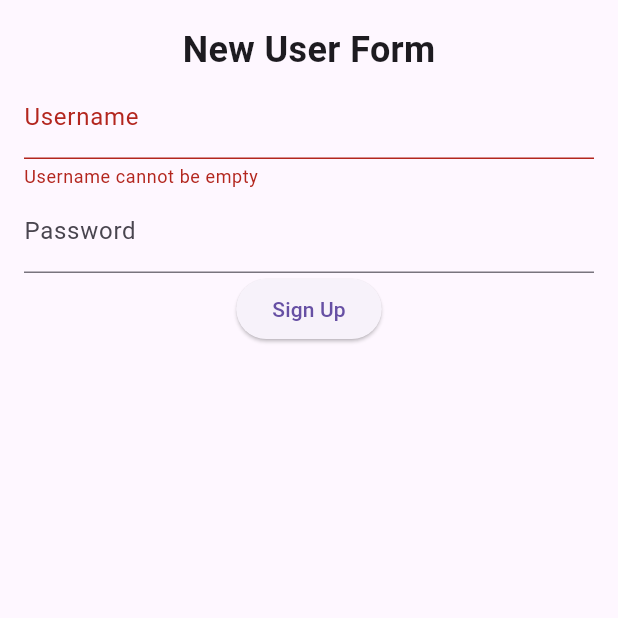
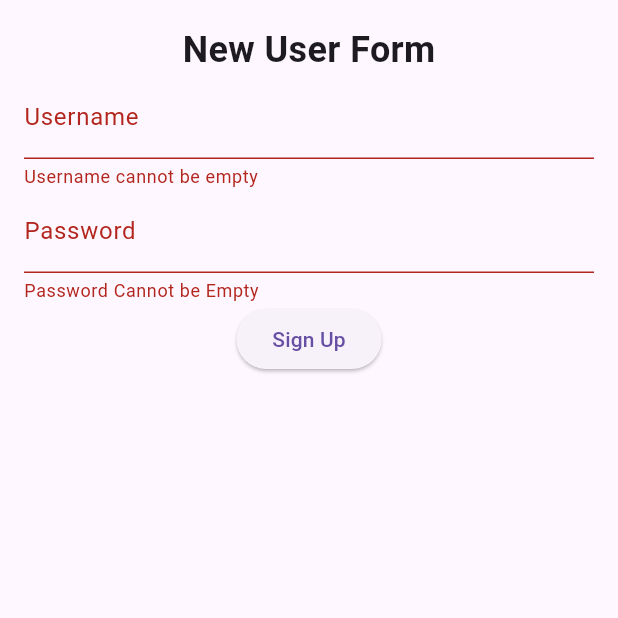
Before and after one commit to tmaurer-nait/DMIT-2504-1242-A01-workbook, a Flutter app: the screen it shows after launch, after a tap on "Sign Up", on a phone screen of 412 x 824 dp, the top half of it. Run offline on Flutter 3.47's test engine with Material 3 defaults, Android fonts, the phone set to English and light mode, and no system bars.

Commit message:
Stage 5 complete

```diff
--- a/Week4/forms_app/lib/main.dart
+++ b/Week4/forms_app/lib/main.dart
@@ -55,31 +55,12 @@ class _UserSignupFormState extends State<UserSignupForm> {
               fontWeight: FontWeight.bold,
             ),
           ),
-          TextFormField(
-            // Option 2 for validator
-            // validator: (value){
-            //   if(value == null || value.trim().isEmpty){
-            //     return 'Username cannot be empty';
-            //   } else {
-            //     return null;
-            //   }
-            // }
-            controller: _usernameController,
+          UsernameInput(controller: _usernameController),
+          PasswordFormField(
+            controller: _passwordController,
             validator: (value) => value == null || value.trim().isEmpty
-                ? 'Username cannot be empty'
+                ? 'Password Cannot be Empty'
                 : null,
-            decoration: InputDecoration(
-              label: Text('Username'),
-            ),
-          ),
-          TextFormField(
-            controller: _passwordController,
-            obscureText: true,
-            enableSuggestions: false,
-            autocorrect: false,
-            decoration: InputDecoration(
-              label: Text('Password'),
-            ),
           ),
           ElevatedButton(
             onPressed: () {
@@ -102,3 +83,61 @@ class _UserSignupFormState extends State<UserSignupForm> {
     );
   }
 }
+
+// Stage 5: Custom Username and Password inputs
+// Custom input extending stateful widget
+class UsernameInput extends StatefulWidget {
+  final TextEditingController controller;
+  final String label;
+
+  const UsernameInput({
+    Key? key,
+    required this.controller,
+    // Default value allows for internationalization
+    this.label = 'Username',
+  }) : super(key: key);
+
+  @override
+  State<UsernameInput> createState() => _UsernameInputState();
+}
+
+class _UsernameInputState extends State<UsernameInput> {
+  @override
+  Widget build(BuildContext context) {
+    return TextFormField(
+      controller: widget.controller,
+      validator: (value) => value == null || value.trim().isEmpty
+          ? 'Username cannot be empty'
+          : null,
+      decoration: InputDecoration(label: Text(widget.label)),
+    );
+  }
+}
+
+// Custom input extending FormField
+class PasswordFormField extends FormField<String> {
+  final TextEditingController controller;
+  final String label;
+
+  PasswordFormField({
+    super.key,
+    required this.controller,
+    this.label = 'Password',
+    super.validator,
+  }) : super(builder: (FormFieldState<String> state) {
+          return TextFormField(
+            validator: validator,
+            controller: controller,
+            obscureText: true,
+            enableSuggestions: false,
+            autocorrect: false,
+            decoration: InputDecoration(
+              label: Text(label),
+            ),
+            // required to enforce correct validation of this field
+            onChanged: (value) {
+              state.didChange(value);
+            },
+          );
+        });
+}
```
